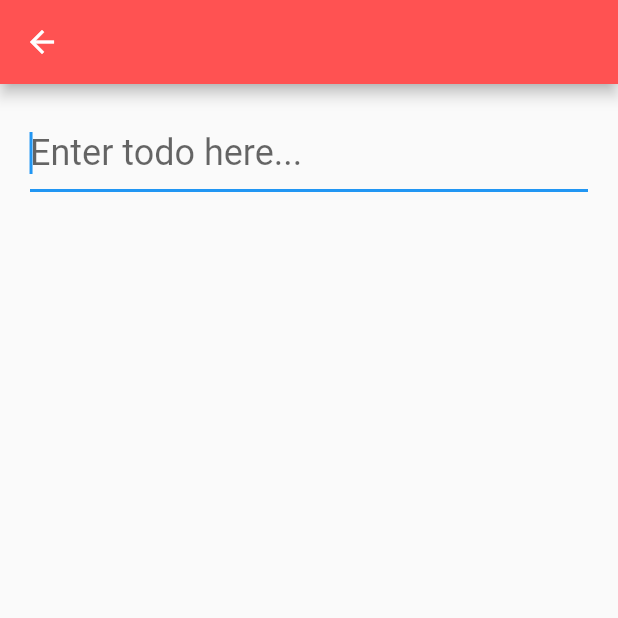
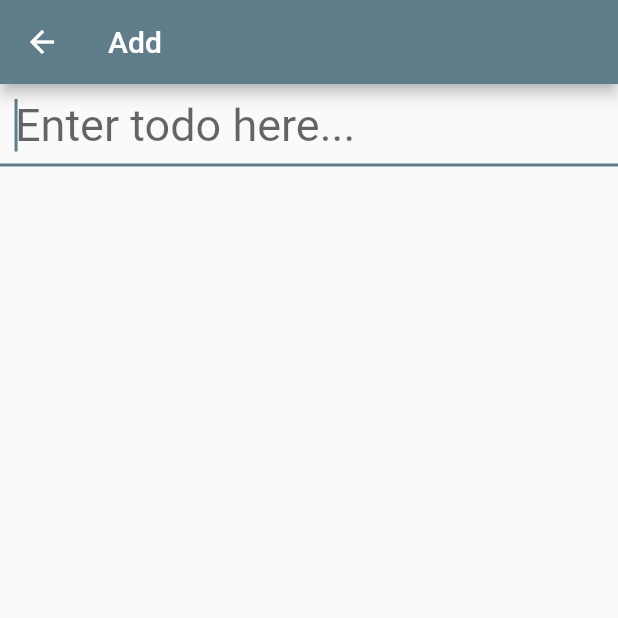
Before and after one commit to Eji4h/flutter-todolist, a Flutter app: the screen it shows after launch, after a tap on the "add" icon, on a phone screen of 412 x 824 dp, the top half of it. Run offline on Flutter 3.47's test engine with Material 2 defaults, Android fonts, the phone set to English and light mode, and no system bars; our stand-ins replace cloud_firestore; accounts and stored records are empty.

Commit message:
Finish ready to relase.

```diff
--- a/lib/configs/app_config.dart
+++ /dev/null
@@ -1,11 +0,0 @@
-import 'package:meta/meta.dart';
-
-class AppConfig {
-  AppConfig({
-    @required this.flavorName,
-    @required this.appName
-  });
-
-  final String flavorName;
-  final String appName;
-}
--- a/lib/main.dart
+++ b/lib/main.dart
@@ -1,9 +1,17 @@
 import 'package:flutter/material.dart';
-import 'configs/app_config.dart';
-import 'routes.dart';
+import 'screen/home/home_page.dart';
 
-void main() {
-  var configuredApp =
-      AppConfig(flavorName: 'development', appName: 'Email Mockup');
-  runApp(TodoApp(configuredApp));
+void main() => runApp(new MyApp());
+
+class MyApp extends StatelessWidget {
+  @override
+  Widget build(BuildContext context) {
+    return new MaterialApp(
+      title: 'Totality Todo',
+      theme: new ThemeData(
+        primarySwatch: Colors.blueGrey,
+      ),
+      home: new HomePage(),
+    );
+  }
 }
--- /dev/null
+++ b/lib/model/Todo.dart
@@ -0,0 +1,18 @@
+import 'package:cloud_firestore/cloud_firestore.dart';
+
+class Todo {
+  final DocumentReference reference;
+  String title;
+  bool isDone;
+
+  Todo(this.title, {this.isDone = false, this.reference});
+
+  Todo.fromMap(Map<String, dynamic> map, {this.reference})
+      : assert(map['title'] != null),
+        assert(map['isDone'] != null),
+        title = map['title'],
+        isDone = map['isDone'];
+
+  Todo.fromSnapshot(DocumentSnapshot snapshot)
+      : this.fromMap(snapshot.data, reference: snapshot.reference);
+}
--- a/lib/models/todo.dart
+++ /dev/null
@@ -1,8 +0,0 @@
-import 'package:meta/meta.dart';
-
-class Todo {
-  Todo({@required this.taskName, this.isAlready = false});
-
-  final String taskName;
-  bool isAlready;
-}
--- /dev/null
+++ b/lib/screen/detail/detail_page.dart
@@ -0,0 +1,52 @@
+import 'package:flutter/material.dart';
+import 'package:flutter/cupertino.dart';
+import 'package:flutter/foundation.dart';
+import 'package:todo_list/model/Todo.dart';
+import 'package:cloud_firestore/cloud_firestore.dart';
+
+class DetailPage extends StatefulWidget {
+  Todo todo;
+  DetailPage({this.todo});
+
+  @override
+  _DetailPageState createState() => _DetailPageState(todo);
+}
+
+class _DetailPageState extends State<DetailPage> {
+  Firestore db = Firestore.instance;
+  Todo _todo;
+  _DetailPageState(this._todo);
+
+  _addTodoItem(String text) async {
+    if (text.length > 0) {
+      if (_todo == null) {
+        var data = new Map<String, dynamic>();
+        data['title'] = text;
+        data['isDone'] = false;
+        db.collection('Todo').add(data);
+      } else {
+        _todo.reference.updateData({'title': text});
+      }
+    }
+  }
+
+  @override
+  Widget build(BuildContext context) {
+    return Scaffold(
+      appBar: AppBar(
+        title: Text("Add"),
+      ),
+      body:
+        TextFormField (
+          autofocus: true,
+          onFieldSubmitted: (val) {
+            _addTodoItem(val);
+            Navigator.pop(context, Todo(val));
+          },
+          style: TextStyle(fontSize: 30.0, color: Colors.black),
+          decoration: InputDecoration(hintText: "Enter todo here...", contentPadding: EdgeInsets.all(10.0)),
+          initialValue: _todo != null ? _todo.title :  "",
+      ),
+    );
+  }
+}
--- /dev/null
+++ b/lib/screen/home/home_page.dart
@@ -0,0 +1,120 @@
+
+
+
+import 'package:flutter/material.dart';
+import 'package:flutter/cupertino.dart';
+
+import 'package:todo_list/screen/detail/detail_page.dart';
+import 'package:todo_list/model/Todo.dart';
+import 'package:cloud_firestore/cloud_firestore.dart';
+
+class HomePage extends StatefulWidget {
+  @override
+  _HomePageState createState() => _HomePageState();
+}
+
+class _HomePageState extends State<HomePage> {
+
+  TextStyle _todoTextStyle(bool isDone) {
+    if (isDone) {
+      return TextStyle(fontSize: 30.0, decoration: TextDecoration.lineThrough);
+    } else {
+      return TextStyle(fontSize: 30.0);
+    }
+  }
+
+  _pushToAddPage() async {
+    Todo result =
+        await Navigator.push(context, MaterialPageRoute(builder: (context) {
+      return DetailPage();
+    }));
+    setState(() {
+
+    });
+  }
+
+  _pushToDetailPage(Todo todo) async {
+    Todo result =
+        await Navigator.push(context, MaterialPageRoute(builder: (context) {
+      return DetailPage(
+        todo: todo,
+      );
+    }));
+    setState(() {});
+  }
+
+  void _removeTodoItem(Todo todo) {
+    setState(() {
+
+    });
+  }
+
+  _promptRemoveTodoItem(Todo todo) {
+    showDialog(
+        context: context,
+        builder: (BuildContext context) {
+          return SimpleDialog(
+            children: <Widget>[SimpleDialogOption(
+              onPressed: () {
+                Navigator.of(context).pop();
+                _pushToDetailPage(todo);
+              },
+              child: const Text('Detail'),
+            ),
+            SimpleDialogOption(
+              onPressed: () { },
+              child: const Text('Delete'),
+            ),],
+          );
+        });
+  }
+
+  _buildRow(BuildContext context) {
+    return StreamBuilder<QuerySnapshot>(
+        stream:
+            Firestore.instance.collection('Todo').orderBy('isDone').snapshots(),
+        builder: (context, snapshot) {
+          if (!snapshot.hasData) return LinearProgressIndicator();
+
+          return _buildList(context, snapshot.data.documents);
+        });
+  }
+
+  _buildList(BuildContext context, List<DocumentSnapshot> snapshot) {
+    List<Todo> _todos = snapshot
+        .map((documentSnapshot) => Todo.fromSnapshot(documentSnapshot))
+        .toList();
+
+    return ListView.builder(
+      itemBuilder: (BuildContext context, int index) {
+        return GestureDetector(
+          onLongPress: () => _promptRemoveTodoItem(_todos[index]),
+          child: CheckboxListTile(
+            value: _todos[index].isDone,
+            title: Text(_todos[index].title,
+                style: _todoTextStyle(_todos[index].isDone)),
+            onChanged: (bool selected) {
+              _todos[index].isDone = selected;
+              _todos[index].reference.updateData({'isDone': selected});
+            },
+          ),
+        );
+      },
+      itemCount: _todos.length,
+    );
+  }
+
+  @override
+  Widget build(BuildContext context) {
+    return Scaffold(
+      appBar: AppBar(
+        title: Text("Home"),
+      ),
+      body: _buildRow(context),
+      floatingActionButton: FloatingActionButton(
+        onPressed: () => _pushToAddPage(),
+        child: Icon(Icons.add),
+      ),
+    );
+  }
+}
--- a/lib/screens/todo_add/todo_add_page.dart
+++ /dev/null
@@ -1,52 +0,0 @@
-import 'dart:io';
-
-import 'package:flutter/cupertino.dart';
-import 'package:flutter/material.dart';
-import 'package:todo_list/models/todo.dart';
-
-class TodoAddPage extends StatefulWidget {
-  final List<Todo> todos;
-
-  TodoAddPage({@required this.todos});
-
-  @override
-  State<StatefulWidget> createState() => _TodoAddPageState(todos: todos);
-}
-
-class _TodoAddPageState extends State<TodoAddPage> {
-  final List<Todo> todos;
-
-  _TodoAddPageState({@required this.todos});
-
-  @override
-  Widget build(BuildContext context) {
-    var page = Container(
-        child: Column(
-            crossAxisAlignment: CrossAxisAlignment.stretch,
-            children: <Widget>[
-          Padding(
-            padding: const EdgeInsets.all(20.0),
-            child: TextField(
-              autofocus: true,
-              decoration: InputDecoration(hintText: 'Enter todo here...'),
-              style: TextStyle(fontSize: 24.0, color: Colors.black),
-              onSubmitted: (text) {
-                todos.add(Todo(taskName: text));
-                Navigator.pop(context);
-              },
-            ),
-          )
-        ]));
-
-    return Platform.isIOS
-        ? CupertinoPageScaffold(
-            navigationBar: CupertinoNavigationBar(),
-            child: SafeArea(child: page))
-        : Scaffold(
-            appBar: AppBar(
-              backgroundColor: Colors.redAccent,
-            ),
-            body: page,
-          );
-  }
-}
--- a/lib/screens/todo_list/todo_card.dart
+++ /dev/null
@@ -1,37 +0,0 @@
-import 'package:flutter/material.dart';
-import 'package:flutter/widgets.dart';
-import 'package:todo_list/models/todo.dart';
-
-class TodoCard extends StatefulWidget {
-  final Todo todo;
-
-  TodoCard({@required this.todo});
-
-  @override
-  State<StatefulWidget> createState() => _TodoCardState(todo: todo);
-}
-
-class _TodoCardState extends State<TodoCard> {
-  final Todo todo;
-  _TodoCardState({@required this.todo});
-
-  @override
-  Widget build(BuildContext context) {
-    final title = Text(
-      todo.taskName,
-      style: todo.isAlready
-          ? TextStyle(decoration: TextDecoration.lineThrough)
-          : TextStyle(),
-    );
-
-    return CheckboxListTile(
-      title: title,
-      value: todo.isAlready,
-      onChanged: (bool value) {
-        setState(() {
-          todo.isAlready = value;
-        });
-      },
-    );
-  }
-}
--- a/lib/screens/todo_list/todo_list_page.dart
+++ /dev/null
@@ -1,74 +0,0 @@
-import 'dart:io';
-
-import 'package:flutter/cupertino.dart';
-import 'package:flutter/material.dart';
-import 'package:todo_list/models/todo.dart';
-import 'package:todo_list/screens/todo_list/todo_card.dart';
-import 'package:todo_list/screens/todo_add/todo_add_page.dart';
-
-class TodoListPage extends StatefulWidget {
-  final String title;
-
-  TodoListPage({Key key, this.title}) : super(key: key);
-
-  @override
-  State<StatefulWidget> createState() => _TodoListPage();
-}
-
-class _TodoListPage extends State<TodoListPage> {
-  final todos = List<Todo>();
-
-  void _toTodoAddPage(Todo todo) {
-    final builder = (context) => TodoAddPage(
-          todos: todos,
-        );
-
-    Navigator.push(
-        context,
-        Platform.isIOS
-            ? CupertinoPageRoute(builder: builder)
-            : MaterialPageRoute(builder: builder));
-  }
-
-  @override
-  Widget build(BuildContext context) {
-    var child = Container(
-        child: ListView.builder(
-      itemCount: todos.length,
-      itemBuilder: (buildContext, position) {
-        return GestureDetector(
-          child: TodoCard(todo: todos[position]),
-        );
-      },
-    ));
-
-    return Scaffold(
-      appBar: AppBar(
-        title: Text(widget.title),
-      ),
-      body: child,
-      floatingActionButton: FloatingActionButton(
-        onPressed: () {
-          final newTodo = Todo(taskName: 'Task name');
-          todos.add(newTodo);
-          _toTodoAddPage(newTodo);
-        },
-        tooltip: 'Add task',
-        child: Icon(Icons.add),
-      ), // This trailing comma makes auto-formatting nicer for build methods.
-    );
-  }
-
-  @override
-  void initState() {
-    super.initState();
-
-    todos.add(Todo(taskName: 'Buy milk'));
-    todos.add(Todo(taskName: 'Go to gym'));
-    todos.add(Todo(taskName: 'Haircut'));
-    todos.add(Todo(taskName: 'Write Flutter plugin'));
-    todos.add(Todo(taskName: 'Read book', isAlready: true));
-    todos.add(Todo(taskName: 'Book flight to Singapore', isAlready: true));
-    todos.add(Todo(taskName: 'Prepare Flutter slides', isAlready: true));
-  }
-}
```
Also changed, not shown: lib/screen/auth/auth_page.dart (added, +27 -0 lines), lib/widget/placeholder_widget.dart (added, +14 -0 lines), lib/screen/auth/widget/facebook_button.dart (added), lib/screen/auth/widget/google_button.dart (added), lib/screen/home/widget/row.dart (added), 12 other files.
